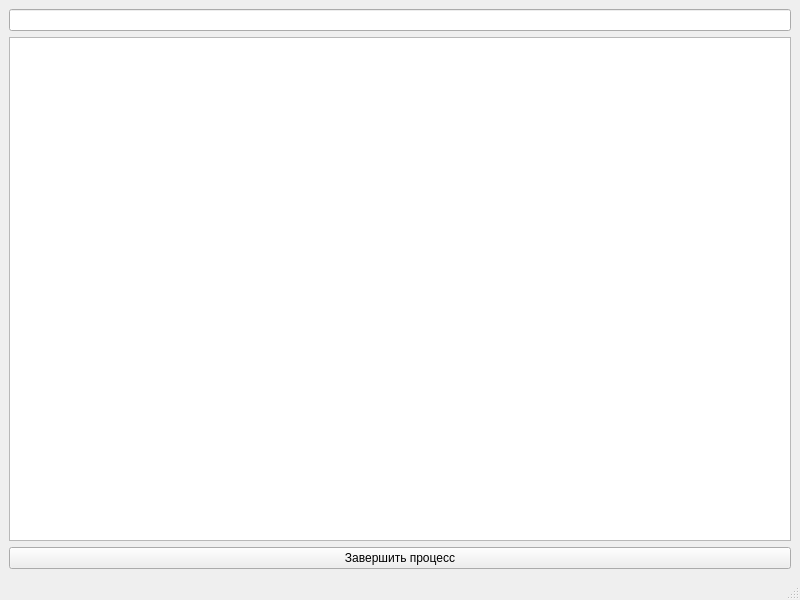
First picture: the form in mainwindow.ui, repository SawyerTheHollow/ProcessControlTool, before the edit.
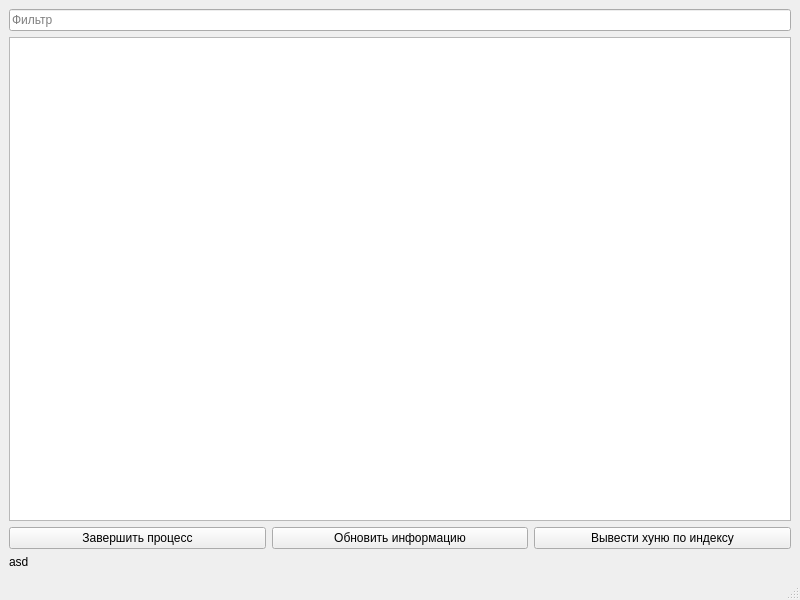
Second picture: the form after the edit.

What changed in the file:
```diff
--- a/mainwindow.ui
+++ b/mainwindow.ui
@@ -14,9 +14,15 @@
    <string>MainWindow</string>
   </property>
   <widget class="QWidget" name="centralwidget">
+   <layout class="QVBoxLayout" name="verticalLayout_2">
+    <item>
    <layout class="QVBoxLayout" name="verticalLayout">
     <item>
-     <widget class="QLineEdit" name="filterLine"/>
+       <widget class="QLineEdit" name="filterLine">
+        <property name="placeholderText">
+         <string>Фильтр</string>
+        </property>
+       </widget>
     </item>
     <item>
      <widget class="QTableView" name="tableView">
@@ -28,10 +34,37 @@
       </property>
      </widget>
     </item>
+     </layout>
+    </item>
+    <item>
+     <layout class="QHBoxLayout" name="horizontalLayout">
     <item>
      <widget class="QPushButton" name="terminateButton">
       <property name="text">
        <string>Завершить процесс</string>
+        </property>
+       </widget>
+      </item>
+      <item>
+       <widget class="QPushButton" name="updateButton">
+        <property name="text">
+         <string>Обновить информацию</string>
+        </property>
+       </widget>
+      </item>
+      <item>
+       <widget class="QPushButton" name="pushButton">
+        <property name="text">
+         <string>Вывести хуню по индексу</string>
+        </property>
+       </widget>
+      </item>
+     </layout>
+    </item>
+    <item>
+     <widget class="QLabel" name="label">
+      <property name="text">
+       <string>asd</string>
       </property>
      </widget>
     </item>
```
Lines whose indentation alone changed are shown as unchanged.
